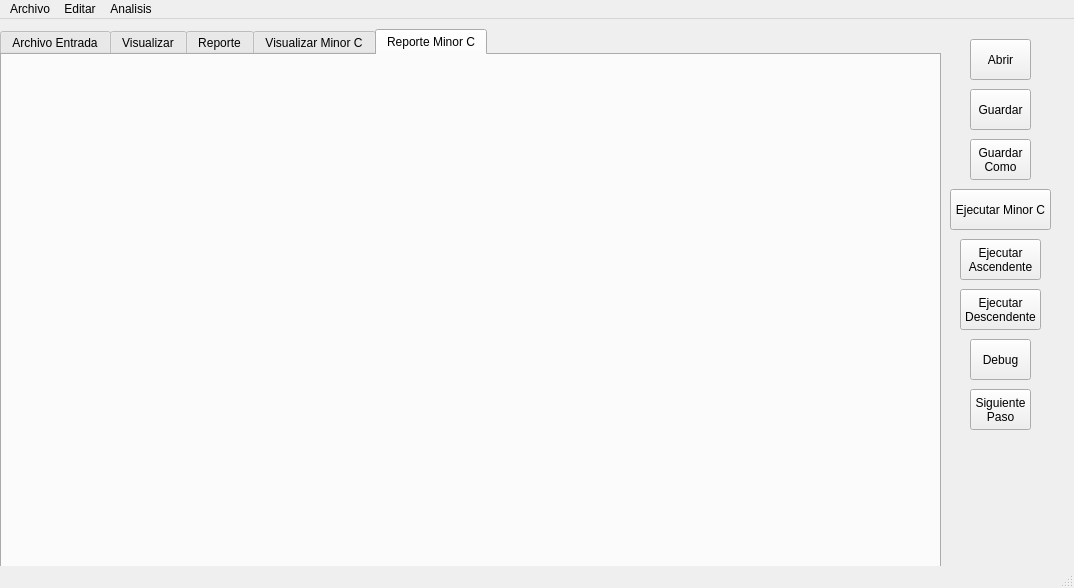
This is Interfaz/gui.ui in esnorki2008/Interprete as Qt 5 draws it before an edit. The edited form follows.
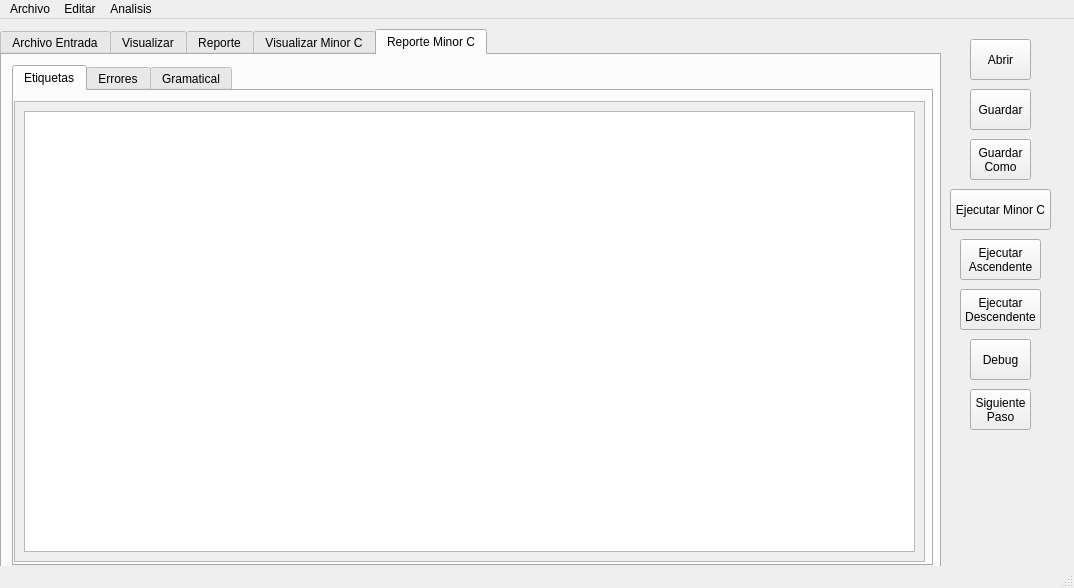
This is the edited form. The open tabs and pages were chosen to show the change.

```diff
--- a/Interfaz/gui.ui
+++ b/Interfaz/gui.ui
@@ -467,6 +467,100 @@
      <attribute name="title">
       <string>Reporte Minor C</string>
      </attribute>
+     <widget class="QTabWidget" name="tab_reporte_2">
+      <property name="geometry">
+       <rect>
+        <x>10</x>
+        <y>10</y>
+        <width>921</width>
+        <height>501</height>
+       </rect>
+      </property>
+      <property name="currentIndex">
+       <number>0</number>
+      </property>
+      <widget class="QWidget" name="tab_14">
+       <attribute name="title">
+        <string>Etiquetas</string>
+       </attribute>
+       <widget class="QScrollArea" name="scrollArea_7">
+        <property name="geometry">
+         <rect>
+          <x>0</x>
+          <y>10</y>
+          <width>911</width>
+          <height>461</height>
+         </rect>
+        </property>
+        <property name="widgetResizable">
+         <bool>true</bool>
+        </property>
+        <widget class="QWidget" name="scrollAreaWidgetContents_7">
+         <property name="geometry">
+          <rect>
+           <x>0</x>
+           <y>0</y>
+           <width>909</width>
+           <height>459</height>
+          </rect>
+         </property>
+         <layout class="QVBoxLayout" name="verticalLayout_4">
+          <item>
+           <widget class="QTableWidget" name="tabla_informacion_minor_c"/>
+          </item>
+         </layout>
+        </widget>
+       </widget>
+      </widget>
+      <widget class="QWidget" name="tab_15">
+       <attribute name="title">
+        <string>Errores</string>
+       </attribute>
+       <widget class="QScrollArea" name="scrollArea_8">
+        <property name="geometry">
+         <rect>
+          <x>0</x>
+          <y>10</y>
+          <width>911</width>
+          <height>461</height>
+         </rect>
+        </property>
+        <property name="widgetResizable">
+         <bool>true</bool>
+        </property>
+        <widget class="QWidget" name="scrollAreaWidgetContents_8">
+         <property name="geometry">
+          <rect>
+           <x>0</x>
+           <y>0</y>
+           <width>909</width>
+           <height>459</height>
+          </rect>
+         </property>
+         <layout class="QHBoxLayout" name="horizontalLayout_3">
+          <item>
+           <widget class="QTableWidget" name="tabla_error_minor_c"/>
+          </item>
+         </layout>
+        </widget>
+       </widget>
+      </widget>
+      <widget class="QWidget" name="tab_16">
+       <attribute name="title">
+        <string>Gramatical</string>
+       </attribute>
+       <widget class="QTextEdit" name="reporte_gramatical_minor_c">
+        <property name="geometry">
+         <rect>
+          <x>10</x>
+          <y>20</y>
+          <width>901</width>
+          <height>451</height>
+         </rect>
+        </property>
+       </widget>
+      </widget>
+     </widget>
     </widget>
    </widget>
    <widget class="QPushButton" name="btn_ejecutar_desc">
```
Left out of the diff: 52 changed lines with no effect on the pictures.
